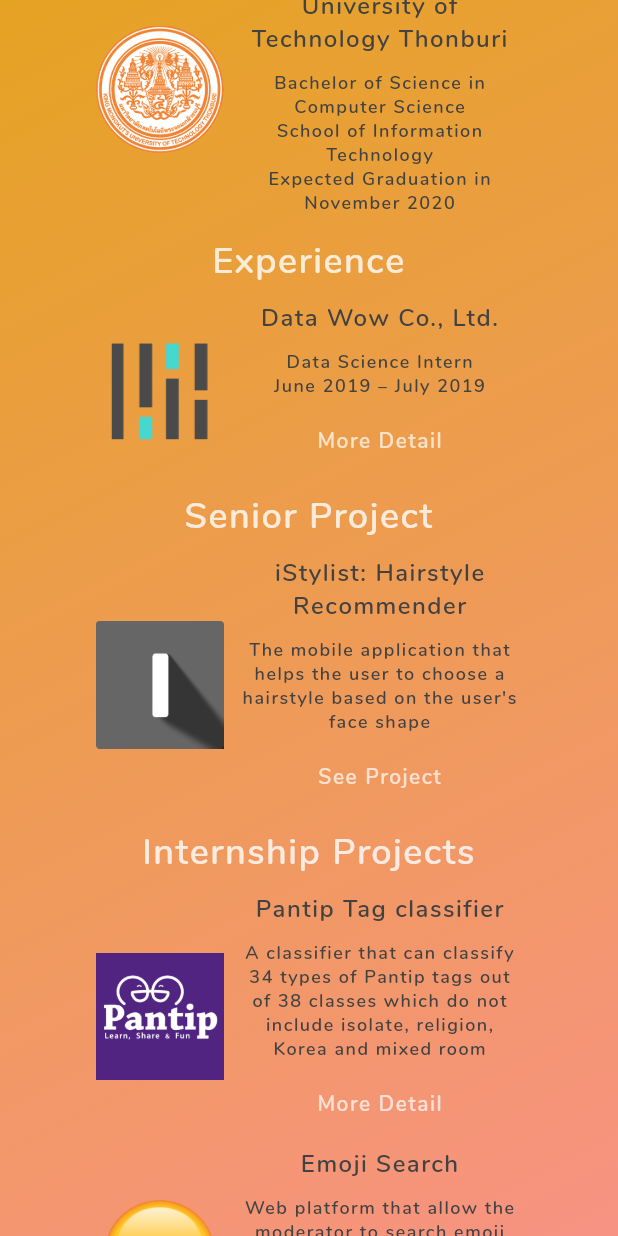
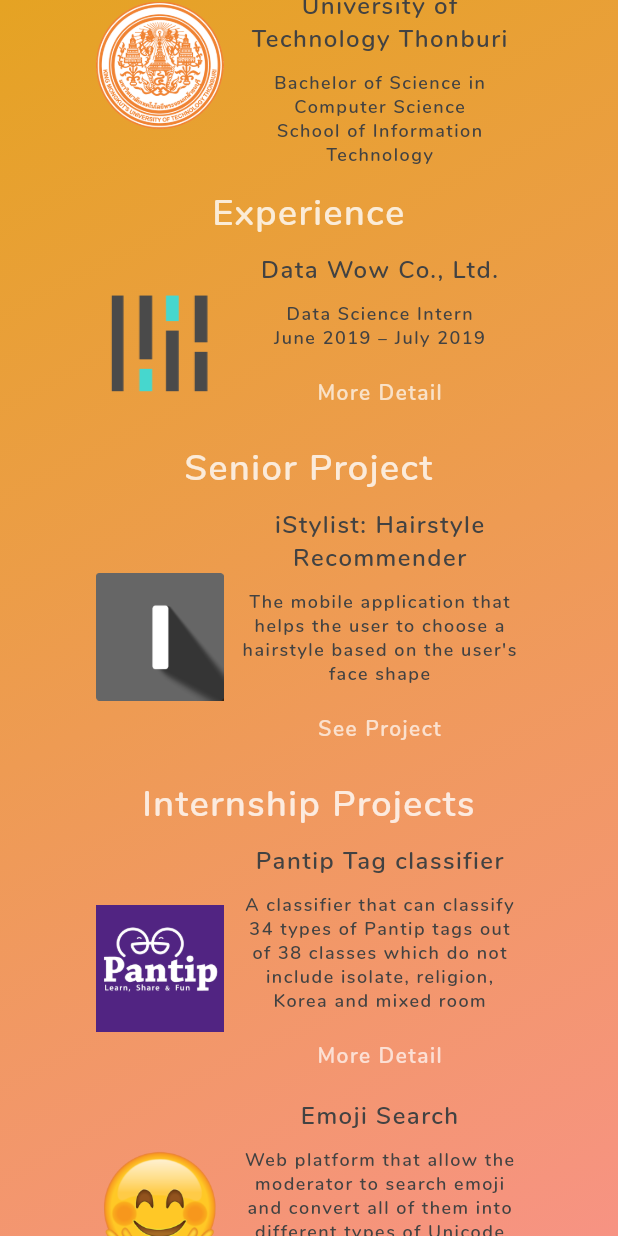
Before and after one commit to Kawaeee/Kawaeee.github.io, a Flutter app: the screen it shows after launch, scrolled down 576 dp, on a phone screen of 412 x 824 dp. Run offline on Flutter 3.47's test engine with Material 2 defaults, Android fonts, the light colour scheme and no system bars; our stand-ins replace flutter_icons; missing offline and left inert: dart:html.

Commit message:
remove expected graduation text

```diff
--- a/lib/contents/portfolio.dart
+++ b/lib/contents/portfolio.dart
@@ -56,7 +56,7 @@
   'name': "King Mongkut's University of Technology Thonburi",
   'icon': 'assets/kmutt.png',
   'description':
-      'Bachelor of Science in Computer Science\nSchool of Information Technology\nExpected Graduation in November 2020',
+      'Bachelor of Science in Computer Science\nSchool of Information Technology',
   'url': null,
 };
 
```
Also changed, not shown: 1 other file.
